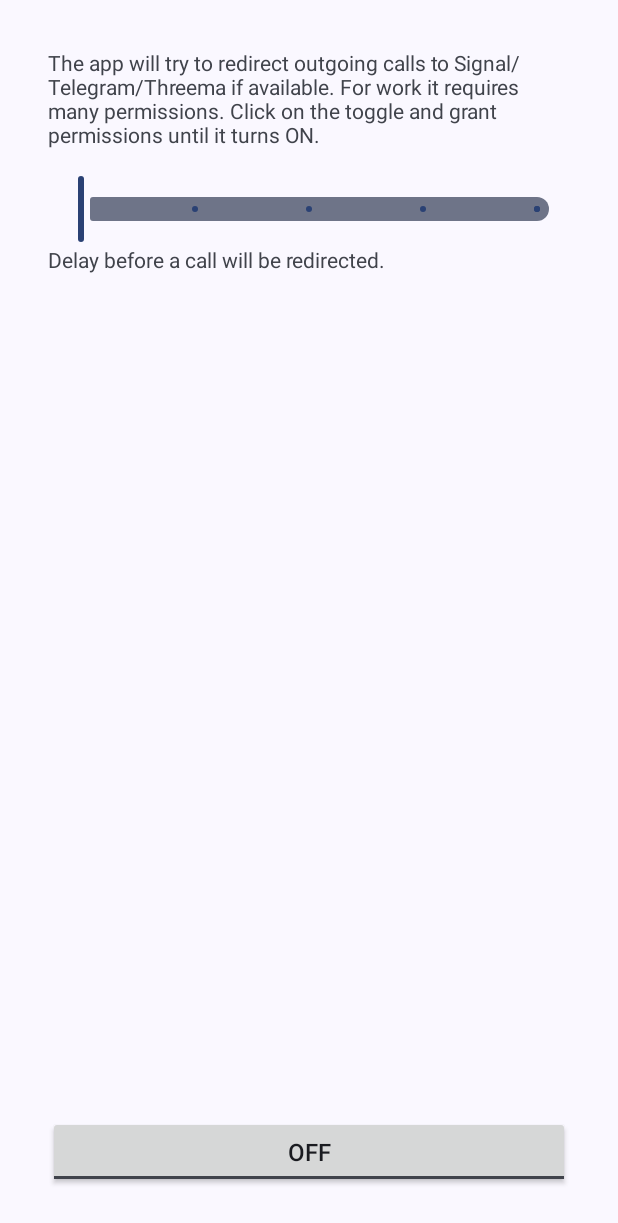
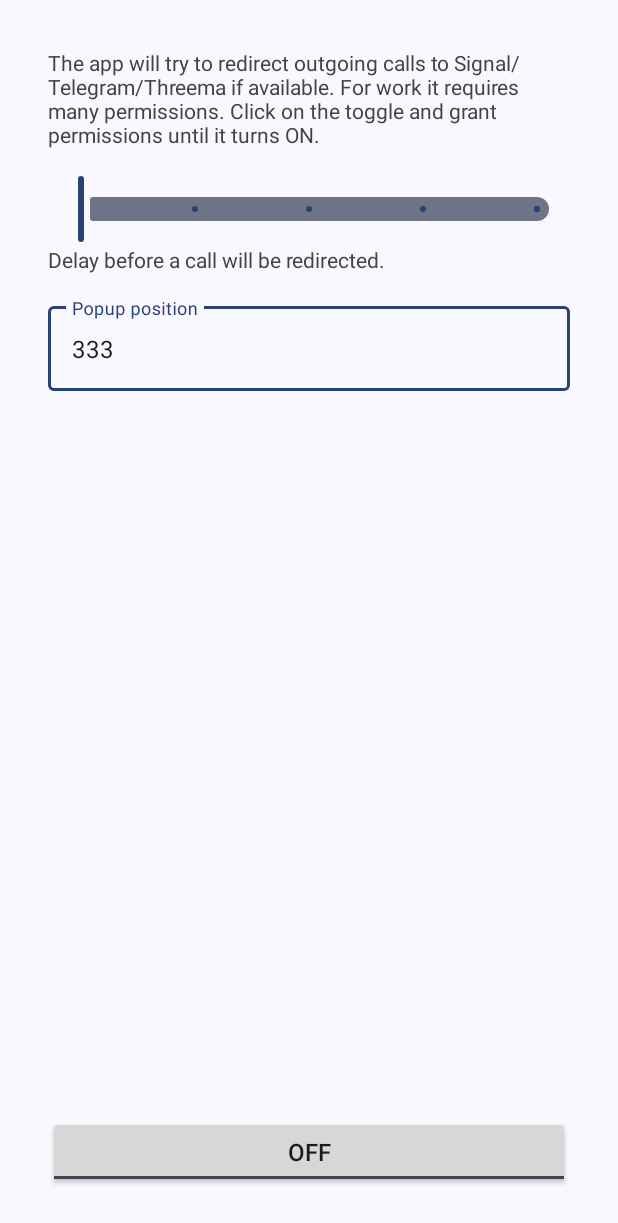
Before and after one commit to x13a/Red, an Android app: the screen it shows after launch (MainActivity), on a phone screen of 412 x 824 dp. Shown: the top 1223 px of the screen. Run offline under Robolectric (Android 15) with nearby library versions, the phone set to English and light mode, and no system bars.

Commit message:
popup position changer

```diff
--- a/app/build.gradle
+++ b/app/build.gradle
@@ -10,8 +10,8 @@ android {
         applicationId "me.lucky.red"
         minSdk 29
         targetSdk 32
-        versionCode 5
-        versionName "1.0.4"
+        versionCode 6
+        versionName "1.0.5"
 
         testInstrumentationRunner "androidx.test.runner.AndroidJUnitRunner"
     }
--- a/app/src/main/java/me/lucky/red/MainActivity.kt
+++ b/app/src/main/java/me/lucky/red/MainActivity.kt
@@ -8,6 +8,8 @@ import android.os.Bundle
 import android.provider.Settings
 import androidx.activity.result.contract.ActivityResultContracts
 import androidx.appcompat.app.AppCompatActivity
+import androidx.core.widget.doAfterTextChanged
+import java.lang.NumberFormatException
 
 import me.lucky.red.databinding.ActivityMainBinding
 
@@ -45,6 +47,7 @@ class MainActivity : AppCompatActivity() {
         roleManager = getSystemService(RoleManager::class.java)
         binding.apply {
             redirectionDelay.value = (prefs.redirectionDelay / 1000).toFloat()
+            popupPosition.editText?.setText(prefs.popupPosition.toString())
             toggle.isChecked = prefs.isServiceEnabled
         }
     }
@@ -56,6 +59,11 @@ class MainActivity : AppCompatActivity() {
             }
             redirectionDelay.addOnChangeListener { _, value, _ ->
                 prefs.redirectionDelay = (value * 1000).toLong()
+            }
+            popupPosition.editText?.doAfterTextChanged {
+                try {
+                    prefs.popupPosition = it?.toString()?.toInt() ?: return@doAfterTextChanged
+                } catch (exc: NumberFormatException) {}
             }
             toggle.setOnCheckedChangeListener { _, isChecked ->
                 if (isChecked && !hasPermissions()) {
--- a/app/src/main/java/me/lucky/red/PopupWindow.kt
+++ b/app/src/main/java/me/lucky/red/PopupWindow.kt
@@ -31,7 +31,7 @@ class PopupWindow(private val service: CallRedirectionService) {
         gravity = Gravity.BOTTOM
         width = WindowManager.LayoutParams.WRAP_CONTENT
         height = WindowManager.LayoutParams.WRAP_CONTENT
-        y = 333
+        y = service.prefs.popupPosition
     }
     private var timer: Timer? = null
 
--- a/app/src/main/java/me/lucky/red/Preferences.kt
+++ b/app/src/main/java/me/lucky/red/Preferences.kt
@@ -8,6 +8,7 @@ class Preferences(ctx: Context) {
     companion object {
         private const val SERVICE_ENABLED = "service_enabled"
         private const val REDIRECTION_DELAY = "redirection_delay"
+        private const val POPUP_POSITION = "popup_position_y"
     }
 
     private val prefs = PreferenceManager.getDefaultSharedPreferences(ctx)
@@ -19,4 +20,8 @@ class Preferences(ctx: Context) {
     var redirectionDelay: Long
         get() = prefs.getLong(REDIRECTION_DELAY, 2000L)
         set(value) = prefs.edit { putLong(REDIRECTION_DELAY, value) }
+
+    var popupPosition: Int
+        get() = prefs.getInt(POPUP_POSITION, 333)
+        set(value) = prefs.edit { putInt(POPUP_POSITION, value) }
 }
--- a/app/src/main/res/layout/activity_main.xml
+++ b/app/src/main/res/layout/activity_main.xml
@@ -46,6 +46,24 @@
                 android:layout_height="wrap_content"
                 android:text="@string/redirection_delay_description" />
 
+            <Space
+                android:layout_marginVertical="8dp"
+                android:layout_width="match_parent"
+                android:layout_height="wrap_content" />
+
+            <com.google.android.material.textfield.TextInputLayout
+                android:id="@+id/popupPosition"
+                android:hint="@string/popup_position"
+                android:layout_width="match_parent"
+                android:layout_height="wrap_content">
+
+                <com.google.android.material.textfield.TextInputEditText
+                    android:inputType="number"
+                    android:layout_width="match_parent"
+                    android:layout_height="wrap_content" />
+
+            </com.google.android.material.textfield.TextInputLayout>
+
         </LinearLayout>
     </ScrollView>
 
--- a/app/src/main/res/values/strings.xml
+++ b/app/src/main/res/values/strings.xml
@@ -7,4 +7,5 @@
     <string name="destination_telegram">Telegram</string>
     <string name="destination_threema">Threema</string>
     <string name="redirection_delay_description">Delay before a call will be redirected.</string>
+    <string name="popup_position">Popup position</string>
 </resources>
```
Also changed, not shown: 3 other files.
